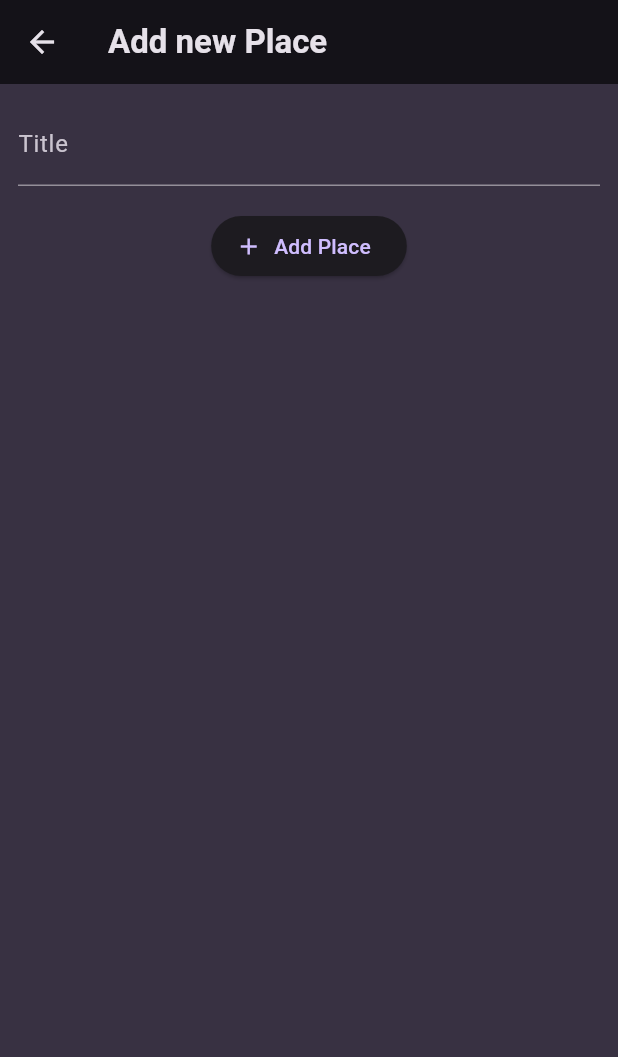
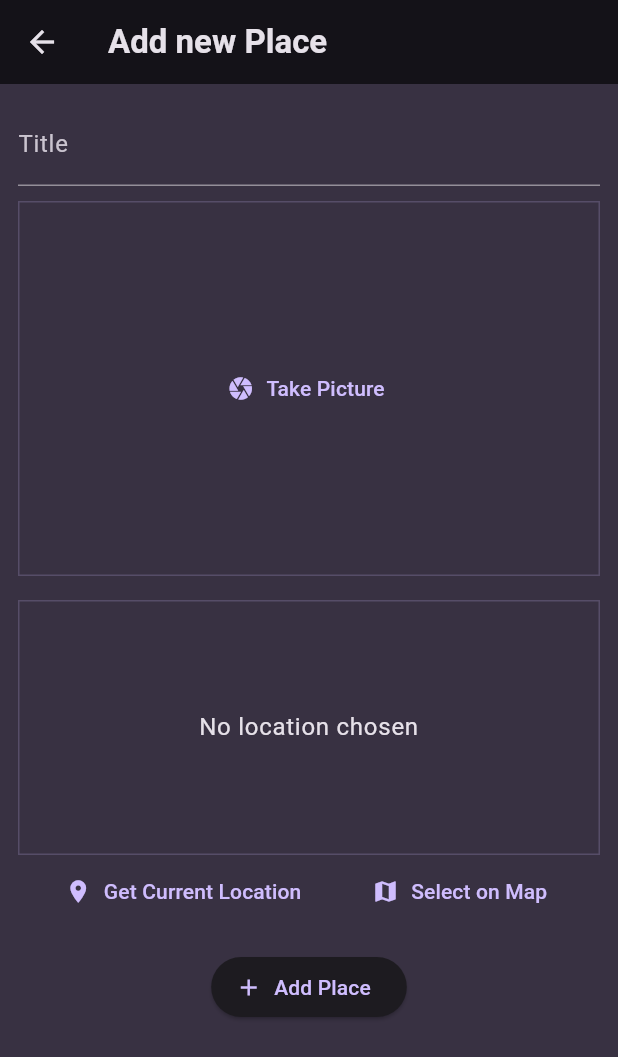
Before and after one commit to alfaafan/native_features, a Flutter app: the AddPlaceScreen screen opened directly, on a phone screen of 412 x 824 dp. Shown: the top 1057 px of the screen. Run offline on Flutter 3.47's test engine with Material 3 defaults, Android fonts, the phone set to English and light mode, and no system bars; our stand-ins replace flutter_riverpod, google_fonts, image_picker, location.

Commit message:
feat(add place): add google maps data

```diff
--- a/lib/models/place.dart
+++ b/lib/models/place.dart
@@ -9,3 +9,15 @@ class Place {
   final String id;
   final String title;
 }
+
+class PlaceLocation {
+  var latitude;
+  var longitude;
+  var address;
+
+  PlaceLocation({
+    required this.latitude,
+    required this.longitude,
+    this.address,
+  });
+}
--- a/lib/screens/add_place.dart
+++ b/lib/screens/add_place.dart
@@ -2,6 +2,8 @@
 import 'package:flutter/material.dart';
 import 'package:flutter_riverpod/flutter_riverpod.dart';
 import 'package:native_features/providers/user_places.dart';
+import 'package:native_features/widgets/image_input.dart';
+import 'package:native_features/widgets/location_input.dart';
 
 class AddPlaceScreen extends ConsumerStatefulWidget {
   const AddPlaceScreen({super.key});
@@ -29,7 +31,6 @@ class _AddPlaceScreenState extends ConsumerState<AddPlaceScreen> {
 
   @override
   void dispose() {
-    // TODO: implement dispose
     _titleController.dispose();
     super.dispose();
   }
@@ -51,6 +52,10 @@ class _AddPlaceScreenState extends ConsumerState<AddPlaceScreen> {
                 color: Theme.of(context).colorScheme.onBackground,
               ),
             ),
+            const SizedBox(height: 10),
+            ImageInput(),
+            const SizedBox(height: 16),
+            LocationInput(),
             const SizedBox(height: 16),
             ElevatedButton.icon(
               onPressed: _savePlace,
--- /dev/null
+++ b/lib/widgets/image_input.dart
@@ -0,0 +1,66 @@
+//image_input
+import 'dart:io';
+
+import 'package:flutter/material.dart';
+import 'package:image_picker/image_picker.dart';
+
+class ImageInput extends StatefulWidget {
+  const ImageInput({super.key});
+
+  @override
+  State<ImageInput> createState() {
+    return _ImageInputState();
+  }
+}
+
+class _ImageInputState extends State<ImageInput> {
+  File? _selectedImage;
+
+  void _takePicture() async {
+    final imagePicker = ImagePicker();
+    final pickedImage =
+        await imagePicker.pickImage(source: ImageSource.camera, maxWidth: 600);
+
+    if (pickedImage == null) {
+      return;
+    }
+
+    setState(() {
+      _selectedImage = File(pickedImage.path);
+    });
+  }
+
+  @override
+  Widget build(BuildContext context) {
+    Widget content = TextButton.icon(
+      icon: const Icon(Icons.camera),
+      label: const Text('Take Picture'),
+      onPressed: _takePicture,
+    );
+
+    if (_selectedImage != null) {
+      content = GestureDetector(
+        onTap: _takePicture,
+        child: Image.file(
+          _selectedImage!,
+          fit: BoxFit.cover,
+          width: double.infinity,
+          height: double.infinity,
+        ),
+      );
+    }
+
+    return Container(
+      decoration: BoxDecoration(
+        border: Border.all(
+          width: 1,
+          color: Theme.of(context).colorScheme.primary.withOpacity(0.2),
+        ),
+      ),
+      height: 250,
+      width: double.infinity,
+      alignment: Alignment.center,
+      child: content,
+    );
+  }
+}
--- /dev/null
+++ b/lib/widgets/location_input.dart
@@ -0,0 +1,141 @@
+//loca
+import 'dart:convert';
+
+import 'package:flutter/material.dart';
+import 'package:location/location.dart';
+import 'package:http/http.dart' as http;
+
+import 'package:native_features/models/place.dart';
+
+class LocationInput extends StatefulWidget {
+  const LocationInput({super.key});
+
+  @override
+  State<LocationInput> createState() {
+    return _LocationInputState();
+  }
+}
+
+class _LocationInputState extends State<LocationInput> {
+  PlaceLocation? _pickedLocation;
+  var _isGettingLocation = false;
+
+  String get locationImage {
+    if (_pickedLocation == null) {
+      return '';
+    }
+    final lat = _pickedLocation!.latitude;
+    final lng = _pickedLocation!.longitude;
+    return 'https://maps.googleapis.com/maps/api/staticmap?center=$lat,$lng=&zoom=100&size=600x300&maptype=roadmap&markers=color:red%7Clabel:A%7C$lat,$lng&key=AIzaSyDLcwxUggpPZo8lcbH0TB4Crq5SJjtj4ag';
+  }
+
+  void _getCurrentLocation() async {
+    Location location = Location();
+
+    bool serviceEnabled;
+    PermissionStatus permissionGranted;
+    LocationData locationData;
+
+    serviceEnabled = await location.serviceEnabled();
+    if (!serviceEnabled) {
+      serviceEnabled = await location.requestService();
+      if (!serviceEnabled) {
+        return;
+      }
+    }
+
+    permissionGranted = await location.hasPermission();
+    if (permissionGranted == PermissionStatus.denied) {
+      permissionGranted = await location.requestPermission();
+      if (permissionGranted != PermissionStatus.granted) {
+        return;
+      }
+    }
+
+    setState(() {
+      _isGettingLocation = true;
+    });
+
+    locationData = await location.getLocation();
+    final lat = locationData.latitude;
+    final lng = locationData.longitude;
+
+    print(lat);
+    print(lng);
+
+    if (lat == null || lng == null) {
+      return;
+    }
+
+    final url = Uri.parse(
+        'https://maps.googleapis.com/maps/api/geocode/json?latlng=$lat,$lng&key=AIzaSyDLcwxUggpPZo8lcbH0TB4Crq5SJjtj4ag');
+    final response = await http.get(url);
+    final resData = json.decode(response.body);
+    final address = resData['results'][0]['formatted_address'];
+
+    setState(() {
+      _pickedLocation = PlaceLocation(
+        latitude: lat,
+        longitude: lng,
+        address: address,
+      );
+      _isGettingLocation = false;
+    });
+  }
+
+  @override
+  Widget build(BuildContext context) {
+    Widget previewContent = Text(
+      'No location chosen',
+      textAlign: TextAlign.center,
+      style: Theme.of(context).textTheme.bodyLarge!.copyWith(
+            color: Theme.of(context).colorScheme.onBackground,
+          ),
+    );
+
+    if (_pickedLocation != null) {
+      previewContent = Image.network(
+        locationImage,
+        fit: BoxFit.cover,
+        width: double.infinity,
+        height: double.infinity,
+      );
+    }
+
+    if (_isGettingLocation) {
+      previewContent = const CircularProgressIndicator();
+    }
+
+    return Column(
+      children: [
+        Container(
+          height: 170,
+          width: double.infinity,
+          alignment: Alignment.center,
+          decoration: BoxDecoration(
+            border: Border.all(
+              width: 1,
+              color: Theme.of(context).colorScheme.primary.withOpacity(0.2),
+            ),
+          ),
+          child: previewContent,
+        ),
+        Row(
+          mainAxisAlignment: MainAxisAlignment.spaceEvenly,
+          children: [
+            TextButton.icon(
+              icon: const Icon(Icons.location_on),
+              label: const Text('Get Current Location'),
+              onPressed: _getCurrentLocation,
+            ),
+            TextButton.icon(
+              icon: const Icon(Icons.map),
+              label: const Text('Select on Map'),
+              onPressed: () {},
+            ),
+          ],
+        ),
+      ],
+    );
+  }
+}
--- a/pubspec.yaml
+++ b/pubspec.yaml
@@ -39,6 +39,9 @@ dependencies:
   uuid: ^4.3.3
   flutter_riverpod: ^2.4.9
   riverpod_annotation: ^2.3.3
+  image_picker: ^1.0.7
+  location: ^5.0.3
+  http: ^1.2.0
 
 dev_dependencies:
   flutter_test:
```
Also changed, not shown: lib/screens/places_detail.dart (+27 -0 lines), lib/widgets/places_list.dart (+9 -0 lines), pubspec.lock, 7 other files.
